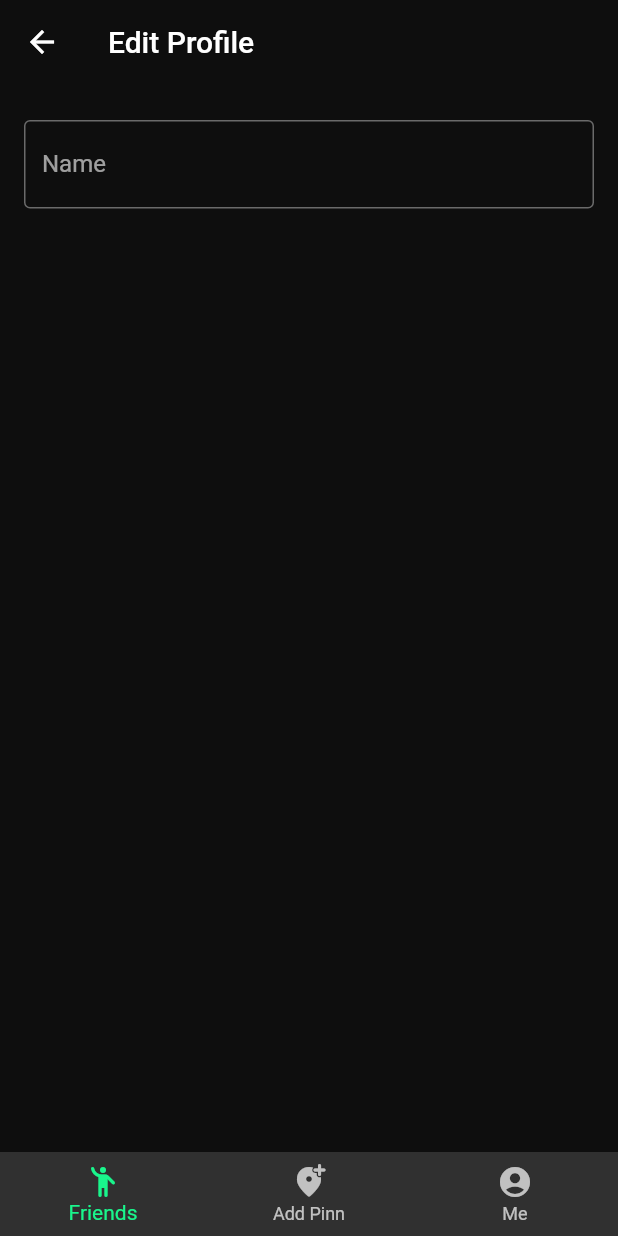
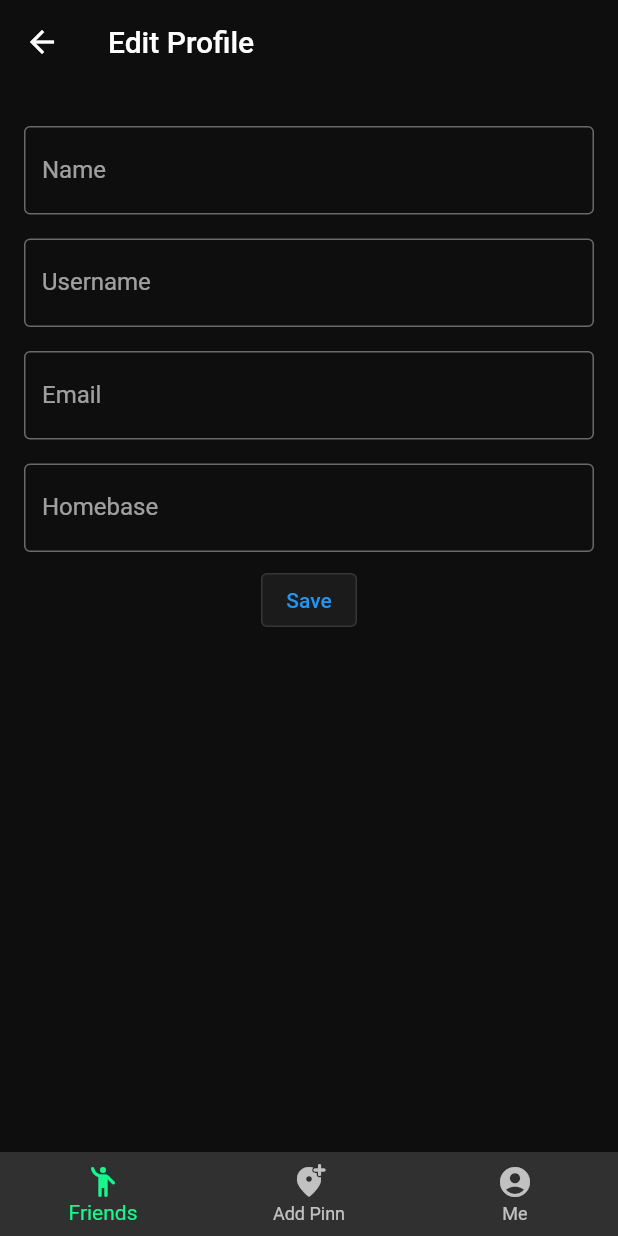
Before and after one commit to engineerliz/memz, a Flutter app: the ProfileView screen opened directly, after a tap on "Edit", on a phone screen of 412 x 824 dp. Run offline on Flutter 3.47's test engine with Material 2 defaults, Android fonts, the phone set to English and light mode, and no system bars; our stand-ins replace cloud_firestore, firebase_auth, firebase_core, font_awesome_flutter, google_fonts, google_sign_in; accounts and stored records are empty; Roboto replaces fonts that are missing (OpenSans).

Commit message:
Setup user info and edit

```diff
--- a/lib/api/users/MUser.dart
+++ b/lib/api/users/MUser.dart
@@ -34,4 +34,19 @@ class MUser {
         homeBase: data['homeBase'],
         joinDate: data['joinDate'].toDate(),
       );
+
+  MUser updateEditableFields({
+    String? newUsername,
+    String? newEmail,
+    String? newName,
+    String? newHomebase,
+  }) =>
+      MUser(
+        id: id,
+        joinDate: joinDate,
+        username: newUsername ?? username,
+        email: newEmail ?? email,
+        name: newName ?? name,
+        homeBase: newHomebase ?? homeBase,
+      );
 }
--- a/lib/api/users/UserStore.dart
+++ b/lib/api/users/UserStore.dart
@@ -32,6 +32,12 @@ class UserStore {
         .get()
         .then((e) => MUser.fromJson(e.data() as Map<String, dynamic>));
     // return userDoc.get().then((value) => MUser.fromJson(json.encode(value.data())));
+  }
+
+  static Future<void> updateUser({
+    required MUser user,
+  }) async {
+    usersDb.doc(user.id).set(user.toJson());
   }
 
   static Future<void> updateItem({
--- a/lib/features/editProfile/EditProfileView.dart
+++ b/lib/features/editProfile/EditProfileView.dart
@@ -2,12 +2,14 @@ import 'package:firebase_auth/firebase_auth.dart';
 import 'package:flutter/material.dart';
 import 'package:memz/api/users/UserStore.dart';
 import 'package:memz/components/CommonScaffold.dart';
+import 'package:memz/features/profile/ProfileView.dart';
 
 import '../../../res/custom_colors.dart';
 import '../../../screens/authentication/email_password/email_password.dart';
 import '../../../utils/authentication/email_password_auth/authentication.dart';
 import '../../../utils/authentication/email_password_auth/validator.dart';
 import '../../api/users/MUser.dart';
+import '../../styles/colors.dart';
 
 // Define a custom Form widget.
 class EditProfileView extends StatefulWidget {
@@ -25,62 +27,107 @@ class EditProfileView extends StatefulWidget {
 // Define a corresponding State class.
 // This class holds the data related to the Form.
 class _EditProfileViewState extends State<EditProfileView> {
-  var user;
-  @override
-  void initState() {
-    user = widget.user;
-  }
 
   // Create a text controller and use it to retrieve the current value
   // of the TextField.
   final nameController = TextEditingController();
+  final usernameController = TextEditingController();
   final emailController = TextEditingController();
+  final homeBaseController = TextEditingController();
 
   @override
   void dispose() {
     // Clean up the controller when the widget is disposed.
     nameController.dispose();
+    usernameController.dispose();
+    emailController.dispose();
+    homeBaseController.dispose();
+
     super.dispose();
   }
 
   @override
   Widget build(BuildContext context) {
-    nameController.text = user?.name ?? '';
-    return CommonScaffold(
+    if (widget.user != null) {
+      nameController.text = widget.user!.name ?? '';
+      usernameController.text = widget.user!.username;
+      emailController.text = widget.user!.email;
+      homeBaseController.text = widget.user!.homeBase ?? '';
+
+      return GestureDetector(
+        onTap: () => FocusManager.instance.primaryFocus?.unfocus(),
+        child: CommonScaffold(
         title: 'Edit Profile',
         body: Padding(
             padding: const EdgeInsets.only(top: 20),
             child: Column(children: [
               Padding(
-                padding: const EdgeInsets.symmetric(vertical: 4),
+                  padding: const EdgeInsets.symmetric(vertical: 8),
                 child: TextField(
                   controller: nameController,
-                  decoration: InputDecoration(
+                    decoration: const InputDecoration(
                     border: OutlineInputBorder(),
                     labelText: 'Name',
                   ),
                 ),
               ),
-            ]))
+                Padding(
+                  padding: const EdgeInsets.symmetric(vertical: 8),
+                  child: TextField(
+                    controller: usernameController,
+                    decoration: const InputDecoration(
+                      border: OutlineInputBorder(),
+                      labelText: 'Username',
+                    ),
+                  ),
+                ),
+                Padding(
+                  padding: const EdgeInsets.symmetric(vertical: 8),
+                  child: TextField(
+                    controller: emailController,
+                    decoration: const InputDecoration(
+                      border: OutlineInputBorder(),
+                      labelText: 'Email',
+                    ),
+                  ),
+                ),
+                Padding(
+                  padding: const EdgeInsets.symmetric(vertical: 8),
+                  child: TextField(
+                    controller: homeBaseController,
+                    decoration: const InputDecoration(
+                      border: OutlineInputBorder(),
+                      labelText: 'Homebase',
+                    ),
+                  ),
+                ),
+                OutlinedButton(
+                  onPressed: () async => {
+                    await UserStore.updateUser(
+                        user: widget.user!.updateEditableFields(
+                      newName: nameController.text,
+                      newUsername: usernameController.text,
+                      newEmail: emailController.text,
+                      newHomebase: homeBaseController.text,
+                    )),
+                    Navigator.of(context).push(
+                      MaterialPageRoute(
+                        builder: (context) => ProfileView(),
+                      ),
+                    )
+                  },
+                  child: const Text('Save'),
+                  style: const ButtonStyle(
+                    backgroundColor:
+                        MaterialStatePropertyAll<Color>(MColors.grayV9),
+                  ),
+                ),
+              ]),
+            )
 
-        // floatingActionButton: FloatingActionButton(
-        //   // When the user presses the button, show an alert dialog containing
-        //   // the text that the user has entered into the text field.
-        //   onPressed: () {
-        //     showDialog(
-        //       context: context,
-        //       builder: (context) {
-        //         return AlertDialog(
-        //           // Retrieve the text the that user has entered by using the
-        //           // TextEditingController.
-        //           content: Text(nameController.text),
-        //         );
-        //       },
-        //     );
-        //   },
-        //   tooltip: 'Show me the value!',
-        //   child: const Icon(Icons.text_fields),
-        // ),
-        );
+          ),
+      );
+    }
+    return const SizedBox();
   }
 }
--- a/lib/features/profile/ProfileView.dart
+++ b/lib/features/profile/ProfileView.dart
@@ -6,8 +6,11 @@ import 'package:memz/components/CommonScaffold.dart';
 import 'package:memz/features/editProfile/EditProfileView.dart';
 import 'package:memz/styles/colors.dart';
 import 'package:memz/styles/fonts.dart';
+import 'package:intl/intl.dart';
 
 class ProfileView extends StatefulWidget {
+  const ProfileView({super.key});
+
   @override
   ProfileViewState createState() => ProfileViewState();
 }
@@ -27,34 +30,80 @@ class ProfileViewState extends State<ProfileView> {
           children: [
             FutureBuilder<MUser?>(
               future: mUser, // a previously-obtained Future<String> or null
-              builder: (BuildContext context, AsyncSnapshot<MUser?> snapshot) {
+              builder: (BuildContext context, AsyncSnapshot<MUser?> userData) {
                 List<Widget> children;
-                if (snapshot.hasData) {
+                if (userData.hasData) {
                   children = <Widget>[
                     const Icon(
                       Icons.check_circle_outline,
                       color: Colors.green,
                       size: 20,
                     ),
-                    Stack(children: [
-                      Expanded(
-                          child: Text('Result: ${snapshot.data?.toJson()}'))
-                    ]),
+                    Text('Result: ${userData.data?.toJson()}'),
+                    // Container(
+                    //     child:
+                    //   Expanded(
+                    //         child: Text('Result: ${userData.data?.toJson()}'))),
+                    Row(
+                      children: [
+                        const Text('👋', style: TextStyle(fontSize: 22)),
+                        const SizedBox(
+                          width: 6,
+                        ),
+                        Text(userData.data?.username ?? '',
+                            style: SubHeading.SH14)
+                      ],
+                    ),
+                    Row(
+                      children: [
+                        const Text('🏠', style: TextStyle(fontSize: 22)),
+                        const SizedBox(
+                          width: 6,
+                        ),
+                        Text(
+                          userData.data?.homeBase ?? '',
+                          style: SubHeading.SH14,
+                        )
+                      ],
+                    ),
+                    Row(
+                      children: [
+                        const Text('🎉', style: TextStyle(fontSize: 22)),
+                        const SizedBox(
+                          width: 6,
+                        ),
+                        Text('[Static] 81 friends', style: SubHeading.SH14)
+                      ],
+                    ),
+                    Row(
+                      children: [
+                        const Text('🎁', style: TextStyle(fontSize: 22)),
+                        const SizedBox(
+                          width: 6,
+                        ),
+                        if (userData.data?.joinDate != null)
+                          Text(
+                              'Joined ${DateFormat.yMMMd().format(userData.data!.joinDate!)}',
+                              style: SubHeading.SH14)
+                      ],
+                    ),
+                    const SizedBox(height: 40),
                     OutlinedButton(
                       onPressed: () => Navigator.of(context).push(
                         MaterialPageRoute(
                           builder: (context) =>
-                              EditProfileView(user: snapshot.data),
+                              EditProfileView(user: userData.data),
                         ),
                       ),
-                      child: const Text('Edit'),
+                      child: Text('Edit', style: SubHeading.SH18),
                       style: const ButtonStyle(
                         backgroundColor:
                             MaterialStatePropertyAll<Color>(MColors.grayV9),
                       ),
                     ),
+
                   ];
-                } else if (snapshot.hasError) {
+                } else if (userData.hasError) {
                   children = <Widget>[
                     const Icon(
                       Icons.error_outline,
@@ -63,7 +112,7 @@ class ProfileViewState extends State<ProfileView> {
                     ),
                     Padding(
                       padding: const EdgeInsets.only(top: 16),
-                      child: Text('Error: ${snapshot.error}'),
+                      child: Text('Error: ${userData.error}'),
                     ),
                   ];
                 } else {
@@ -87,45 +136,45 @@ class ProfileViewState extends State<ProfileView> {
                 );
               },
             ),
-            Row(
-              children: [
-                const Text('👋', style: TextStyle(fontSize: 22)),
-                const SizedBox(
-                  width: 6,
-                ),
-                Text(user?.displayName ?? '', style: SubHeading.SH14)
-              ],
-            ),
-            Row(
-              children: [
-                const Text('🏠', style: TextStyle(fontSize: 22)),
-                const SizedBox(
-                  width: 6,
-                ),
-                Text(
-                  'Los Angeles, California',
-                  style: SubHeading.SH14,
-                )
-              ],
-            ),
-            Row(
-              children: [
-                const Text('🎉', style: TextStyle(fontSize: 22)),
-                const SizedBox(
-                  width: 6,
-                ),
-                Text('81 friends', style: SubHeading.SH14)
-              ],
-            ),
-            Row(
-              children: [
-                const Text('🎁', style: TextStyle(fontSize: 22)),
-                const SizedBox(
-                  width: 6,
-                ),
-                Text('Joined Aug 22, 2022', style: SubHeading.SH14)
-              ],
-            ),
+            // Row(
+            //   children: [
+            //     const Text('👋', style: TextStyle(fontSize: 22)),
+            //     const SizedBox(
+            //       width: 6,
+            //     ),
+            //     Text(user?.displayName ?? '', style: SubHeading.SH14)
+            //   ],
+            // ),
+            // Row(
+            //   children: [
+            //     const Text('🏠', style: TextStyle(fontSize: 22)),
+            //     const SizedBox(
+            //       width: 6,
+            //     ),
+            //     Text(
+            //       'Los Angeles, California',
+            //       style: SubHeading.SH14,
+            //     )
+            //   ],
+            // ),
+            // Row(
+            //   children: [
+            //     const Text('🎉', style: TextStyle(fontSize: 22)),
+            //     const SizedBox(
+            //       width: 6,
+            //     ),
+            //     Text('81 friends', style: SubHeading.SH14)
+            //   ],
+            // ),
+            // Row(
+            //   children: [
+            //     const Text('🎁', style: TextStyle(fontSize: 22)),
+            //     const SizedBox(
+            //       width: 6,
+            //     ),
+            //     Text('Joined Aug 22, 2022', style: SubHeading.SH14)
+            //   ],
+            // ),
           ],
         ));
   }
```
Also changed, not shown: 1 other file.
